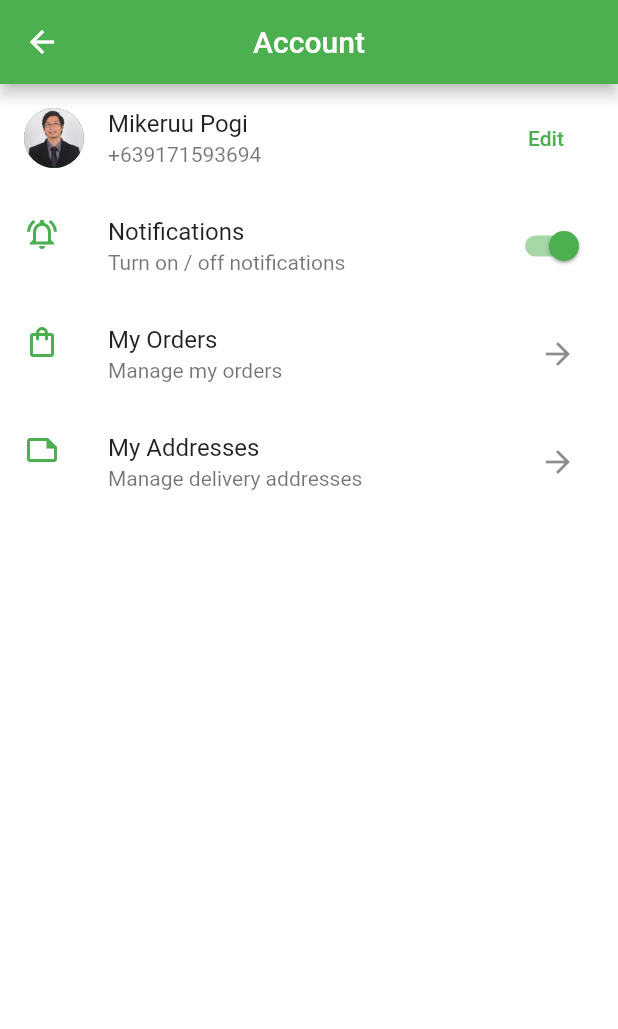
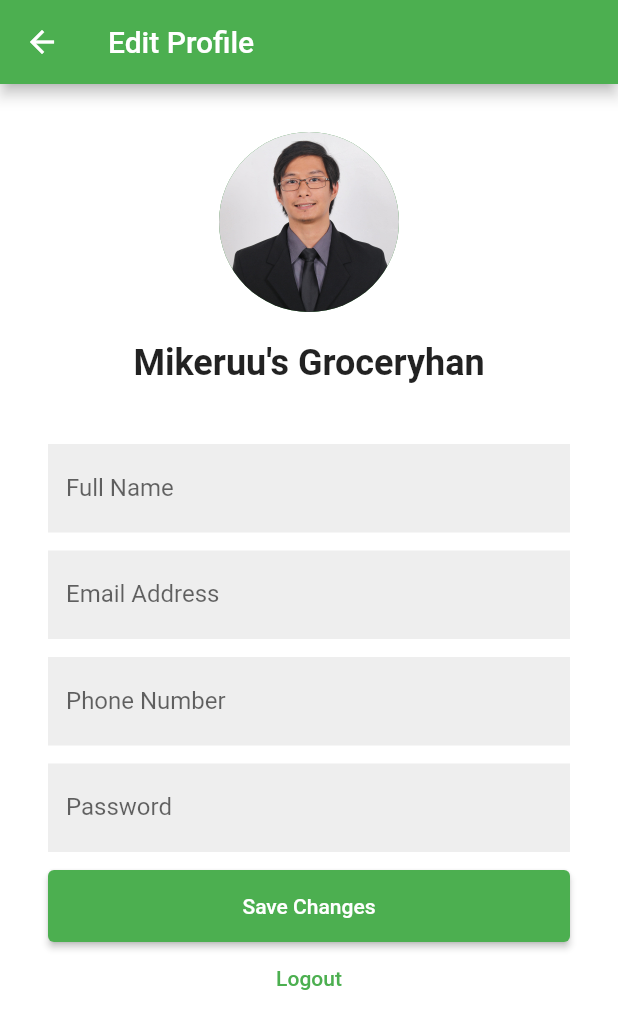
Before and after one commit to MBanawa/groceryapp, a Flutter app: the AccountScreen screen opened directly, after a tap on "Edit", on a phone screen of 412 x 824 dp. Shown: the top 1029 px of the screen. Run offline on Flutter 3.47's test engine with Material 2 defaults, Android fonts, the light colour scheme and no system bars; our stand-ins replace carousel_slider, get.

Commit message:
added edit profile and manage address screens

```diff
--- a/lib/screens/account.dart
+++ b/lib/screens/account.dart
@@ -1,4 +1,7 @@
 import 'package:flutter/material.dart';
+import 'package:get/get.dart';
+import 'package:groceryapp/screens/address.dart';
+import 'package:groceryapp/screens/profile.dart';
 
 class AccountScreen extends StatelessWidget {
   const AccountScreen({Key? key}) : super(key: key);
@@ -19,7 +22,9 @@ class AccountScreen extends StatelessWidget {
             title: const Text("Mikeruu Pogi"),
             subtitle: const Text("+639171593694"),
             trailing: TextButton(
-              onPressed: () {},
+              onPressed: () {
+                Get.to(const ProfileScreen());
+              },
               child: const Text("Edit"),
             ),
           ),
@@ -55,7 +60,9 @@ class AccountScreen extends StatelessWidget {
             title: const Text("My Addresses"),
             subtitle: const Text("Manage delivery addresses"),
             trailing: IconButton(
-              onPressed: () {},
+              onPressed: () {
+                Get.to(const AddressScreen());
+              },
               icon: const Icon(Icons.arrow_forward),
             ),
           ),
--- /dev/null
+++ b/lib/screens/address.dart
@@ -0,0 +1,30 @@
+import 'package:flutter/material.dart';
+
+class AddressScreen extends StatelessWidget {
+  const AddressScreen({Key? key}) : super(key: key);
+
+  @override
+  Widget build(BuildContext context) {
+    return Scaffold(
+      appBar: AppBar(
+        title: const Text("Addresses"),
+      ),
+      body: ListView(
+        children: [
+          ListTile(
+            title: const Text("Home"),
+            subtitle: const Text("1 Makisig Way, Elite Village, 2009"),
+            trailing: IconButton(
+              onPressed: () {},
+              icon: const Icon(Icons.edit_outlined),
+            ),
+          )
+        ],
+      ),
+      floatingActionButton: FloatingActionButton(
+        onPressed: () {},
+        child: const Icon(Icons.add),
+      ),
+    );
+  }
+}
--- /dev/null
+++ b/lib/screens/profile.dart
@@ -0,0 +1,91 @@
+import 'package:flutter/material.dart';
+import 'package:get/get.dart';
+import 'package:groceryapp/screens/welcome.dart';
+
+class ProfileScreen extends StatelessWidget {
+  const ProfileScreen({Key? key}) : super(key: key);
+
+  @override
+  Widget build(BuildContext context) {
+    return Scaffold(
+      appBar: AppBar(
+        title: const Text("Edit Profile"),
+      ),
+      body: Container(
+        padding: const EdgeInsets.all(32),
+        child: Column(
+          crossAxisAlignment: CrossAxisAlignment.center,
+          children: [
+            const CircleAvatar(
+              backgroundImage: AssetImage('assets/images/mike.png'),
+              radius: 60.0,
+            ),
+            const SizedBox(height: 20),
+            const Text(
+              "Mikeruu's Groceryhan",
+              style: TextStyle(
+                fontSize: 24,
+                fontWeight: FontWeight.bold,
+              ),
+            ),
+            const SizedBox(height: 40),
+            TextField(
+              decoration: InputDecoration(
+                filled: true,
+                fillColor: Colors.grey[200],
+                border: InputBorder.none,
+                labelText: "Full Name",
+              ),
+            ),
+            const SizedBox(height: 12),
+            TextField(
+              decoration: InputDecoration(
+                filled: true,
+                fillColor: Colors.grey[200],
+                border: InputBorder.none,
+                labelText: "Email Address",
+              ),
+            ),
+            const SizedBox(height: 12),
+            TextField(
+              decoration: InputDecoration(
+                filled: true,
+                fillColor: Colors.grey[200],
+                border: InputBorder.none,
+                labelText: "Phone Number",
+              ),
+            ),
+            const SizedBox(height: 12),
+            TextField(
+              decoration: InputDecoration(
+                filled: true,
+                fillColor: Colors.grey[200],
+                border: InputBorder.none,
+                labelText: "Password",
+              ),
+            ),
+            const SizedBox(height: 12),
+            // ignore: sized_box_for_whitespace
+            Container(
+              width: MediaQuery.of(context).size.width,
+              height: 48,
+              child: ElevatedButton(
+                child: const Text("Save Changes"),
+                onPressed: () {
+                  Get.back();
+                },
+              ),
+            ),
+            Container(
+              child: TextButton(
+                  onPressed: () {
+                    Get.offAll(const WelcomeScreen());
+                  },
+                  child: const Text("Logout")),
+            )
+          ],
+        ),
+      ),
+    );
+  }
+}
```
